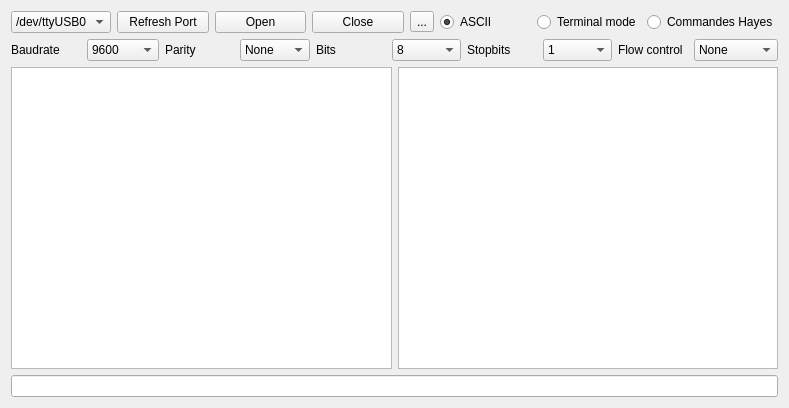
Above: serialtool.ui from yageek/QTSerial before the change. Below: the same form after it.
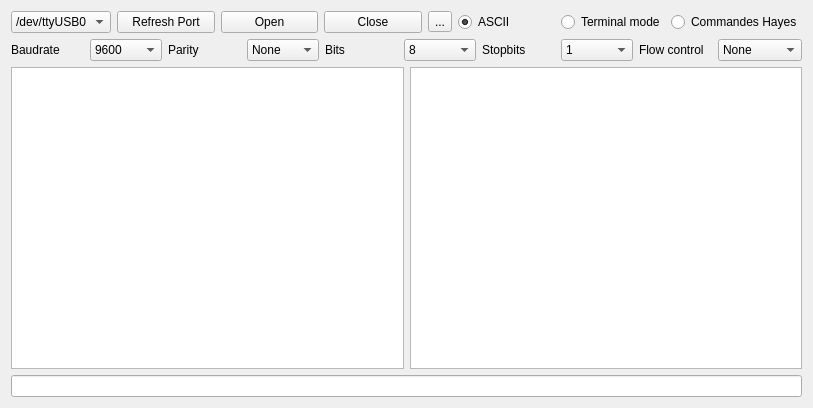
That is the form after the change. Icons and pictures are not drawn.

Commit message: Update languages files and correct one error in the Ui file

Patch:
```diff
--- a/serialtool.ui
+++ b/serialtool.ui
@@ -6,7 +6,7 @@
    <rect>
     <x>0</x>
     <y>0</y>
-    <width>789</width>
+    <width>813</width>
     <height>408</height>
    </rect>
   </property>
```
Left out of the diff: 31 changed lines with no effect on the pictures. The commit also changes 4 other files.
